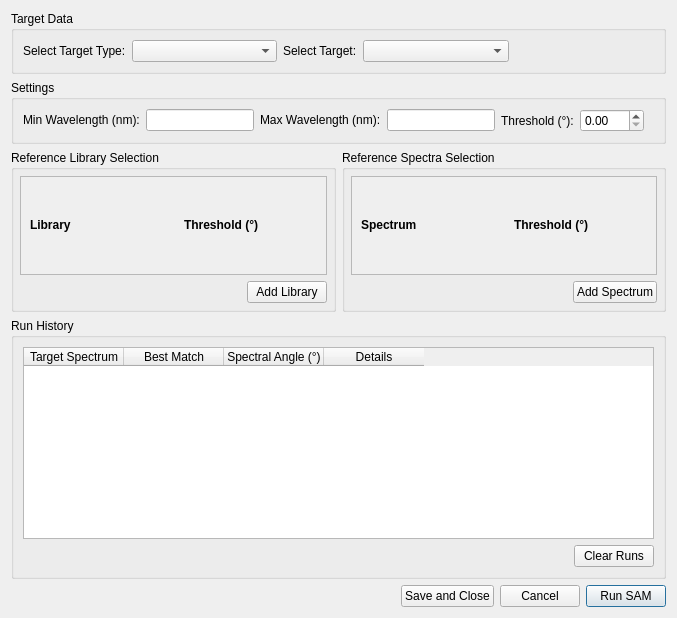
Qt form src/wiser/gui/ui_files/spectral_angle_mapper.ui (Ehlmann-research-group/WISER) before a commit.
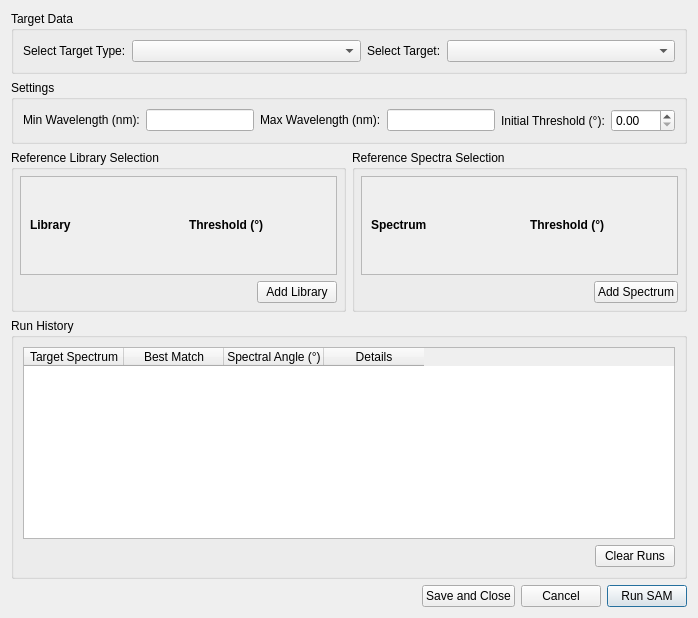
The same form after that commit.

Commit message: Added __init__ to config so we can easily import FLAGS var and redid some of the UI for spectral angle mapper

What changed in the file:
```diff
--- a/src/wiser/gui/ui_files/spectral_angle_mapper.ui
+++ b/src/wiser/gui/ui_files/spectral_angle_mapper.ui
@@ -6,7 +6,7 @@
    <rect>
     <x>0</x>
     <y>0</y>
-    <width>677</width>
+    <width>678</width>
     <height>618</height>
    </rect>
   </property>
@@ -54,19 +54,6 @@
         </property>
        </widget>
       </item>
-      <item>
-       <spacer name="targetSpacer">
-        <property name="orientation">
-         <enum>Qt::Horizontal</enum>
-        </property>
-        <property name="sizeHint" stdset="0">
-         <size>
-          <width>40</width>
-          <height>20</height>
-         </size>
-        </property>
-       </spacer>
-      </item>
      </layout>
     </widget>
    </item>
@@ -126,7 +113,7 @@
         <item row="0" column="0">
          <widget class="QLabel" name="label_threshold">
           <property name="text">
-           <string>Threshold (°):</string>
+           <string>Initial Threshold (°):</string>
           </property>
          </widget>
         </item>
@@ -157,19 +144,6 @@
         </item>
        </layout>
       </item>
-      <item>
-       <spacer name="settingsSpacer">
-        <property name="orientation">
-         <enum>Qt::Horizontal</enum>
-        </property>
-        <property name="sizeHint" stdset="0">
-         <size>
-          <width>40</width>
-          <height>20</height>
-         </size>
-        </property>
-       </spacer>
-      </item>
      </layout>
     </widget>
    </item>
@@ -207,7 +181,7 @@
              <x>0</x>
              <y>0</y>
              <width>310</width>
-             <height>128</height>
+             <height>129</height>
             </rect>
            </property>
            <layout class="QGridLayout" name="libGrid" columnstretch="0,0">
@@ -297,8 +271,8 @@
             <rect>
              <x>0</x>
              <y>0</y>
-             <width>309</width>
-             <height>128</height>
+             <width>310</width>
+             <height>129</height>
             </rect>
            </property>
            <layout class="QGridLayout" name="specGrid" rowstretch="0" columnstretch="0,0">
```
Left out of the diff: 3 changed lines with no effect on the pictures. The commit also changes 2 other files.
